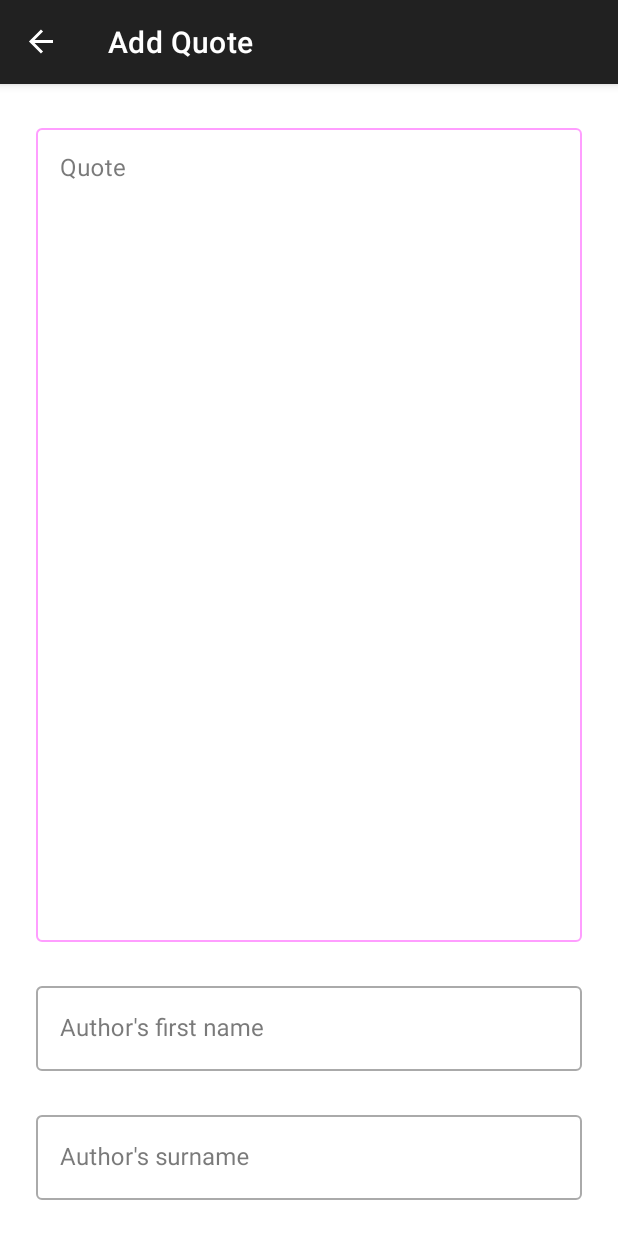
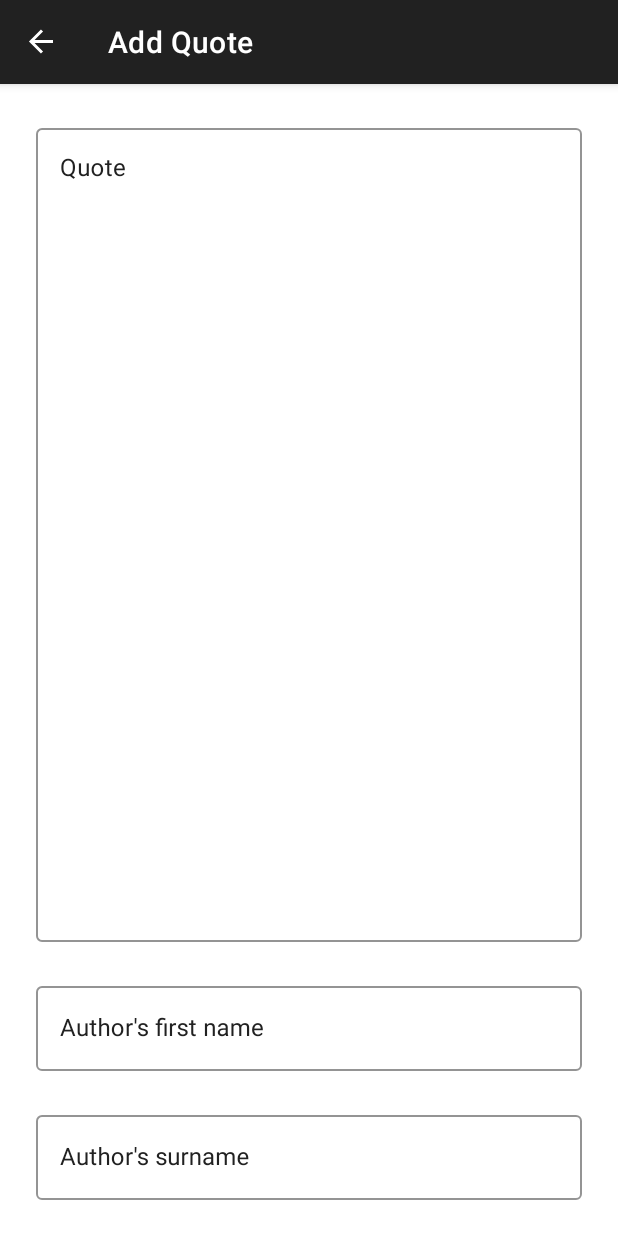
Before and after one commit to SelfFormat/your-random-quotes, an Android app: the AddQuoteFragment screen opened through its navigation route, on a phone screen of 412 x 824 dp. Run offline under Robolectric (Android 15) with nearby library versions, the phone set to English and light mode, and no system bars; our stand-ins replace Firebase (no records; nobody signed in at launch, a user with empty details on screens opened directly), navigation-ui; libraries missing offline, so code that uses them is left out: com.firebase.ui; 4 statements that could not run were skipped.

Commit message:
add input text layout theme as default leaks bugs with random pink color applying

```diff
--- a/app/src/main/res/layout/add_quote_fragment.xml
+++ b/app/src/main/res/layout/add_quote_fragment.xml
@@ -1,14 +1,13 @@
 <?xml version="1.0" encoding="utf-8"?>
-<androidx.constraintlayout.widget.ConstraintLayout xmlns:android="http://schemas.android.com/apk/res/android"
+<androidx.constraintlayout.widget.ConstraintLayout
+    xmlns:android="http://schemas.android.com/apk/res/android"
     xmlns:app="http://schemas.android.com/apk/res-auto"
-    xmlns:tools="http://schemas.android.com/tools"
     android:layout_width="match_parent"
-    android:layout_height="match_parent"
-    tools:context=".AddQuoteFragment">
+    android:layout_height="match_parent">
 
     <com.google.android.material.textfield.TextInputLayout
         android:id="@+id/quoteTextField"
-        style="@style/Widget.MaterialComponents.TextInputLayout.OutlinedBox"
+        style="@style/ThemeTextInputLayoutStyle"
         android:layout_width="match_parent"
         android:layout_height="0dp"
         android:layout_marginLeft="24dp"
@@ -31,7 +30,7 @@
 
     <com.google.android.material.textfield.TextInputLayout
         android:id="@+id/authorFirstNameTextField"
-        style="@style/Widget.MaterialComponents.TextInputLayout.OutlinedBox"
+        style="@style/ThemeTextInputLayoutStyle"
         android:layout_width="match_parent"
         android:layout_height="wrap_content"
         android:layout_marginLeft="24dp"
@@ -53,7 +52,7 @@
 
     <com.google.android.material.textfield.TextInputLayout
         android:id="@+id/authorSurnameTextField"
-        style="@style/Widget.MaterialComponents.TextInputLayout.OutlinedBox"
+        style="@style/ThemeTextInputLayoutStyle"
         android:layout_width="match_parent"
         android:layout_height="wrap_content"
         android:layout_marginTop="12dp"
--- a/app/src/main/res/values/styles.xml
+++ b/app/src/main/res/values/styles.xml
@@ -16,4 +16,10 @@
         <item name="android:statusBarColor">?attr/colorPrimaryVariant</item>
     </style>
 
+    <style name="ThemeTextInputLayoutStyle" parent="Widget.MaterialComponents.TextInputLayout.OutlinedBox">
+        <item name="boxStrokeColor">?attr/colorPrimary</item>
+        <item name="android:textColorHint">?attr/colorPrimary</item>
+        <item name="boxStrokeWidth">1dp</item>
+    </style>
+
 </resources>
```
